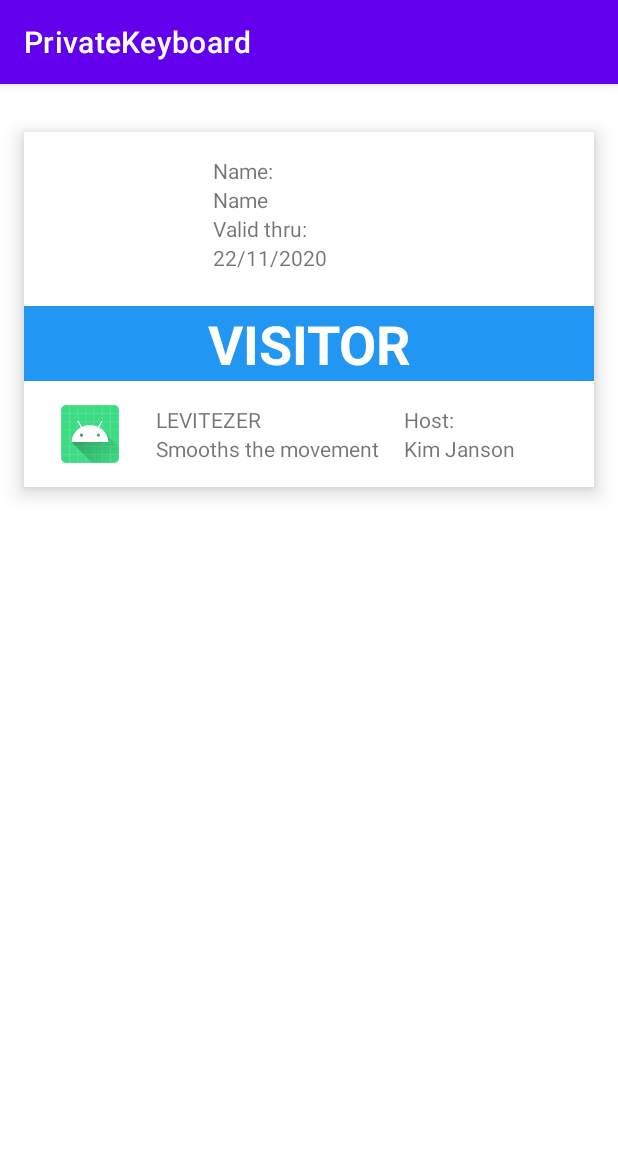
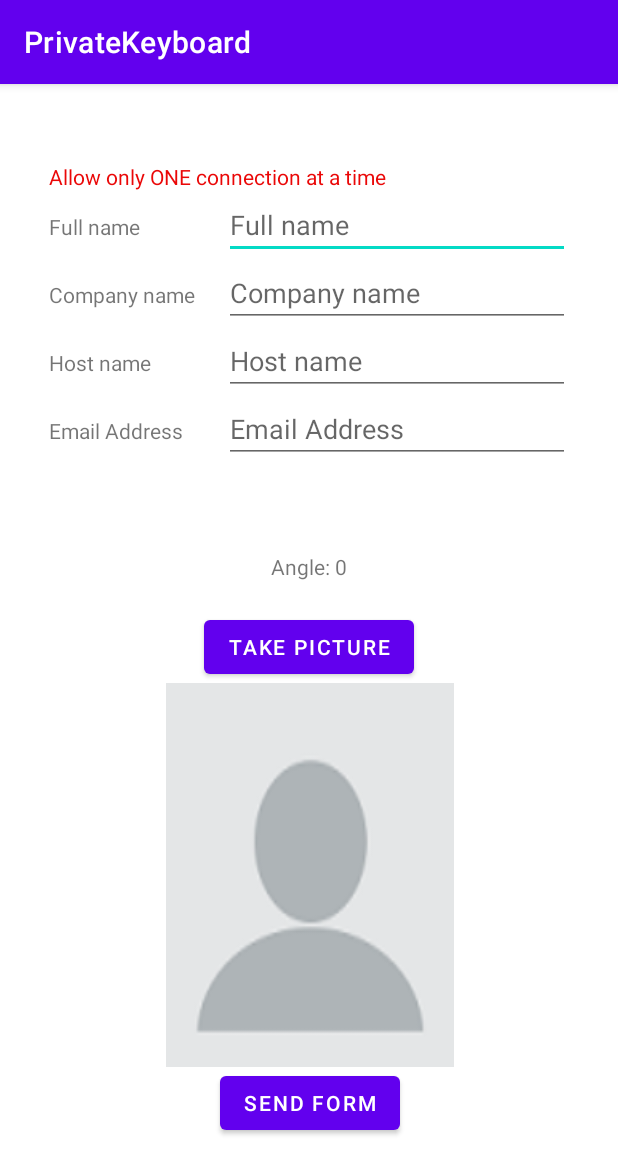
Before and after one commit to dendimaniac/private-keyboard, an Android app: the screen it shows after launch (MainActivity), on a phone screen of 412 x 824 dp. Shown: the top 1174 px of the screen. Run offline under Robolectric (Android 15) with nearby library versions, the phone set to English and light mode, and no system bars; libraries missing offline, so code that uses them is left out: androidmads.library.qrgenearator, com.microsoft.signalr, org.apache.commons; 10 statements that could not run were skipped.

Commit message:
fix layout again

```diff
--- a/app/src/main/res/layout/activity_main.xml
+++ b/app/src/main/res/layout/activity_main.xml
@@ -18,6 +18,7 @@
         android:background="#FFFFFF"
         android:elevation="8dp"
         android:orientation="vertical"
+        android:visibility="invisible"
         app:layout_constraintEnd_toEndOf="parent"
         app:layout_constraintStart_toStartOf="parent"
         app:layout_constraintTop_toTopOf="parent">
@@ -154,11 +155,9 @@
         android:id="@+id/scrollView2"
         android:layout_width="wrap_content"
         android:layout_height="wrap_content"
-        android:visibility="gone"
         app:layout_constraintEnd_toEndOf="parent"
         app:layout_constraintStart_toStartOf="parent"
-        app:layout_constraintTop_toTopOf="parent"
-        tools:visibility="gone">
+        app:layout_constraintTop_toTopOf="parent">
 
         <LinearLayout
             android:id="@+id/input_layout"
```
